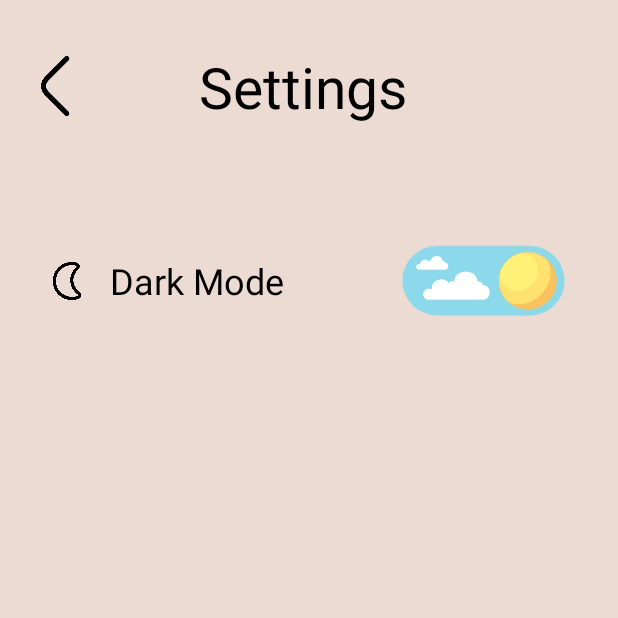
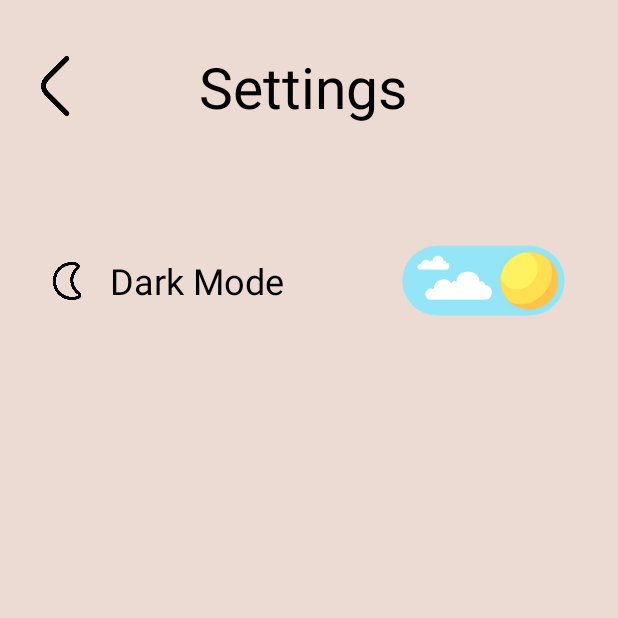
Before and after one commit to miguelcanton97/Connect4, an Android app: the SettingsActivity screen opened directly, with no data from a screen before it, on a phone screen of 412 x 824 dp, the top half of it. Run offline under Robolectric (Android 15) with nearby library versions, the phone set to English and light mode, and no system bars; our stand-ins replace Dagger/Hilt's generated code.

Commit message:
Transition animations between activities and code clean-up.

```diff
--- a/app/src/main/java/com/miguelcanton/conecta4/data/sharedpreferences/SharedPreferencesApi.kt
+++ b/app/src/main/java/com/miguelcanton/conecta4/data/sharedpreferences/SharedPreferencesApi.kt
@@ -6,7 +6,7 @@ import javax.inject.Inject
 
 class SharedPreferencesApi @Inject constructor(private val sharedPreferences: SharedPreferences) {
 
-    fun setDarkMode(darkMode: Boolean){
+    fun setDarkMode(darkMode: Boolean) {
         sharedPreferences.edit()?.putBoolean(DARK_MODE, darkMode)?.apply()
     }
 
@@ -14,8 +14,8 @@ class SharedPreferencesApi @Inject constructor(private val sharedPreferences: Sh
         return sharedPreferences.getBoolean(DARK_MODE, false)
     }
 
-    fun toggleDarkMode(){
-        when(getDarkMode()){
+    fun toggleDarkMode() {
+        when (getDarkMode()) {
             true -> setDarkMode(false)
             false -> setDarkMode(true)
         }
--- a/app/src/main/java/com/miguelcanton/conecta4/di/SharedPreferencesModule.kt
+++ b/app/src/main/java/com/miguelcanton/conecta4/di/SharedPreferencesModule.kt
@@ -11,11 +11,11 @@ import dagger.hilt.components.SingletonComponent
 import javax.inject.Singleton
 
 @Module
-@InstallIn(SingletonComponent::class) //di into Application level
+@InstallIn(SingletonComponent::class) //di at Application level
 class SharedPreferencesModule {
 
     @Singleton
     @Provides
-    fun provideSharedPreferences(@ApplicationContext context: Context) : SharedPreferences =
+    fun provideSharedPreferences(@ApplicationContext context: Context): SharedPreferences =
         context.getSharedPreferences(SHARED_NAME, 0)
 }
--- a/app/src/main/java/com/miguelcanton/conecta4/domain/Columns.kt
+++ b/app/src/main/java/com/miguelcanton/conecta4/domain/Columns.kt
@@ -1,7 +1,7 @@
 package com.miguelcanton.conecta4.domain
 
 class Columns {
-    companion object{
+    companion object {
         val COLUMN0 = 0..35 step 7
         val COLUMN1 = 1..36 step 7
         val COLUMN2 = 2..37 step 7
--- a/app/src/main/java/com/miguelcanton/conecta4/domain/Game.kt
+++ b/app/src/main/java/com/miguelcanton/conecta4/domain/Game.kt
@@ -7,7 +7,7 @@ import javax.inject.Singleton
 class Game @Inject constructor() {
     val board = mutableMapOf<Int, Chip>()
 
-    companion object{
+    companion object {
         const val NUM_ROWS = 7
         const val NUM_COLUMNS = 6
     }
--- a/app/src/main/java/com/miguelcanton/conecta4/domain/LeftDiagonals.kt
+++ b/app/src/main/java/com/miguelcanton/conecta4/domain/LeftDiagonals.kt
@@ -1,7 +1,7 @@
 package com.miguelcanton.conecta4.domain
 
 class LeftDiagonals {
-    companion object{
+    companion object {
         val DIAGONAL_LEFT1 = 14..38 step 8
         val DIAGONAL_LEFT2 = 7..39 step 8
         val DIAGONAL_LEFT3 = 0..40 step 8
--- a/app/src/main/java/com/miguelcanton/conecta4/domain/RightDiagonals.kt
+++ b/app/src/main/java/com/miguelcanton/conecta4/domain/RightDiagonals.kt
@@ -1,7 +1,7 @@
 package com.miguelcanton.conecta4.domain
 
 class RightDiagonals {
-    companion object{
+    companion object {
         val DIAGONAL_RIGHT1 = 3..21 step 6
         val DIAGONAL_RIGHT2 = 4..28 step 6
         val DIAGONAL_RIGHT3 = 5..35 step 6
--- a/app/src/main/java/com/miguelcanton/conecta4/domain/Rows.kt
+++ b/app/src/main/java/com/miguelcanton/conecta4/domain/Rows.kt
@@ -1,7 +1,7 @@
 package com.miguelcanton.conecta4.domain
 
 class Rows {
-    companion object{
+    companion object {
         val ROW0 = 0..6
         val ROW1 = 7..13
         val ROW2 = 14..20
--- a/app/src/main/java/com/miguelcanton/conecta4/ui/settings/SettingsActivity.kt
+++ b/app/src/main/java/com/miguelcanton/conecta4/ui/settings/SettingsActivity.kt
@@ -2,13 +2,14 @@ package com.miguelcanton.conecta4.ui.settings
 
 import android.animation.Animator
 import android.content.Intent
-import androidx.appcompat.app.AppCompatActivity
 import android.os.Bundle
 import androidx.activity.viewModels
+import androidx.appcompat.app.AppCompatActivity
 import androidx.appcompat.app.AppCompatDelegate
 import androidx.lifecycle.Lifecycle
 import androidx.lifecycle.lifecycleScope
 import androidx.lifecycle.repeatOnLifecycle
+import com.miguelcanton.conecta4.R
 import com.miguelcanton.conecta4.databinding.ActivitySettingsBinding
 import com.miguelcanton.conecta4.ui.main.MainActivity
 import dagger.hilt.android.AndroidEntryPoint
@@ -39,15 +40,16 @@ class SettingsActivity : AppCompatActivity() {
 
                     //Setup switch state and next animation
                     if (state.darkMode) {
-                        binding.darkModeAnimation.setMinAndMaxFrame(290,440)
+                        binding.darkModeAnimation.setMinAndMaxFrame(290, 460)
                         binding.darkModeAnimation.frame = 290
                     } else {
-                        binding.darkModeAnimation.setMinAndMaxFrame(40,190)
-                        binding.darkModeAnimation.frame = 40
+                        binding.darkModeAnimation.setMinAndMaxFrame(20, 190)
+                        binding.darkModeAnimation.frame = 20
                     }
 
                     if (state.homeNavigation) {
                         startActivity(Intent(this@SettingsActivity, MainActivity::class.java))
+                        overridePendingTransition(R.anim.slide_in_left, R.anim.slide_out_right)
                         viewModel.onNavigateToHomeScreenCompleted()
                         finish()
                     }
--- a/app/src/main/java/com/miguelcanton/conecta4/ui/settings/SettingsViewModel.kt
+++ b/app/src/main/java/com/miguelcanton/conecta4/ui/settings/SettingsViewModel.kt
@@ -13,7 +13,8 @@ import kotlinx.coroutines.launch
 import javax.inject.Inject
 
 @HiltViewModel
-class SettingsViewModel @Inject constructor(private val preferencesRepository: PreferencesRepository) : ViewModel() {
+class SettingsViewModel @Inject constructor(private val preferencesRepository: PreferencesRepository) :
+    ViewModel() {
 
     private val _state = MutableStateFlow(UiState())
     val state: StateFlow<UiState> = _state.asStateFlow()
@@ -24,7 +25,7 @@ class SettingsViewModel @Inject constructor(private val preferencesRepository: P
         val darkMode: Boolean = false
     )
 
-    init{
+    init {
         viewModelScope.launch {
             val darkMode = preferencesRepository.getDarkMode()
             _state.value = UiState(darkMode = darkMode)
--- /dev/null
+++ b/app/src/main/res/anim/slide_in_left.xml
@@ -0,0 +1,8 @@
+<?xml version="1.0" encoding="utf-8"?>
+
+<set xmlns:android="http://schemas.android.com/apk/res/android">
+    <translate
+        android:duration="@android:integer/config_mediumAnimTime"
+        android:fromXDelta="-100%p"
+        android:toXDelta="0" />
+</set>
--- /dev/null
+++ b/app/src/main/res/anim/slide_out_right.xml
@@ -0,0 +1,8 @@
+<?xml version="1.0" encoding="utf-8"?>
+
+<set xmlns:android="http://schemas.android.com/apk/res/android">
+    <translate
+        android:duration="@android:integer/config_mediumAnimTime"
+        android:fromXDelta="0"
+        android:toXDelta="100%p" />
+</set>
--- a/app/src/main/res/layout/activity_settings.xml
+++ b/app/src/main/res/layout/activity_settings.xml
@@ -83,7 +83,8 @@
                 android:focusable="true"
                 app:lottie_autoPlay="false"
                 app:lottie_loop="false"
-                app:lottie_rawRes="@raw/dark_mode_animation" />
+                app:lottie_rawRes="@raw/dark_mode_animation"
+                app:lottie_speed="2" />
         </LinearLayout>
     </LinearLayout>
 
--- a/app/src/main/res/values/themes.xml
+++ b/app/src/main/res/values/themes.xml
@@ -16,4 +16,6 @@
         <item name="android:textColor">@color/black</item>
 
     </style>
+
+
 </resources>
```
Also changed, not shown: app/src/main/java/com/miguelcanton/conecta4/domain/Board.kt (+26 -4 lines), app/src/main/java/com/miguelcanton/conecta4/ui/game/GameActivity.kt (+38 -25 lines), app/src/main/java/com/miguelcanton/conecta4/ui/main/MainActivity.kt (+3 -19 lines), app/src/main/res/anim/slide_in_right.xml (added, +8 -0 lines), app/src/main/res/anim/slide_out_left.xml (added, +8 -0 lines).
